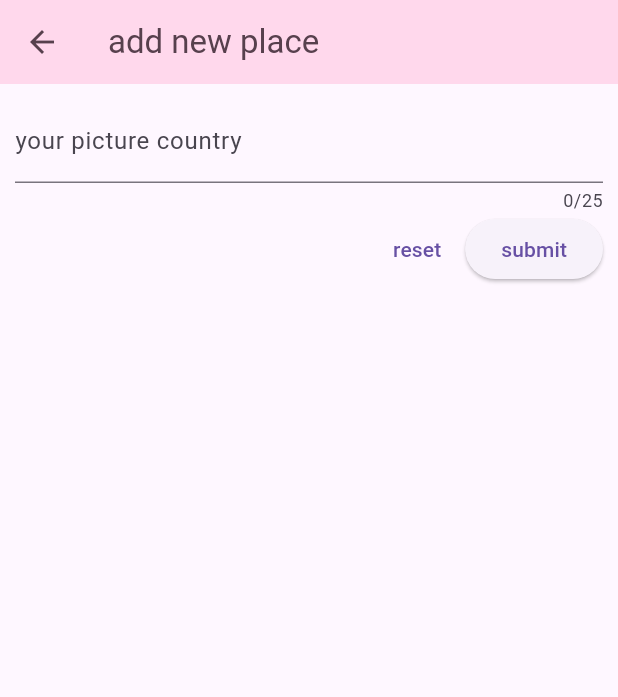
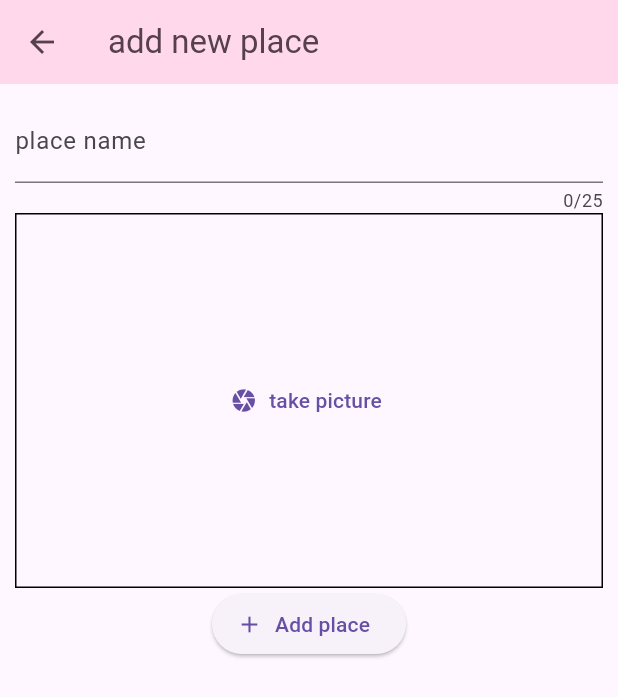
Before and after one commit to FloraUrio/favorite_place, a Flutter app: the screen it shows after launch, after a tap on the "add" icon, on a phone screen of 412 x 824 dp. Shown: the top 697 px of the screen. Run offline on Flutter 3.47's test engine with Material 3 defaults, Android fonts, the phone set to English and light mode, and no system bars; our stand-ins replace flutter_riverpod, image_picker.

Commit message:
init commit

```diff
--- a/lib/home.dart
+++ /dev/null
@@ -1,60 +0,0 @@
-import 'package:flutter/material.dart';
-import 'package:places/models/favorities.dart';
-import 'package:places/screens/new_item.dart';
-
-
-class PlacesScreen extends StatefulWidget {
-  const  PlacesScreen({super.key,
-
-   });
-
-
-
-  @override
-  State<PlacesScreen> createState() => _PlacesScreenState();
-}
-
-class _PlacesScreenState extends State<PlacesScreen> {
-
-    final  List<Favorities> favPlaces = [];
-
-  void addNewPlace()async{
-
-    final resultItem= await Navigator.of(context).push<Favorities>(MaterialPageRoute(builder: (context){
-        return  AddPlaces();
-      }));
-
-      if(resultItem == null){
-        return;
-      }
-     setState(() {
-       favPlaces.add(resultItem);
-     });
-    }
-
-
-
-
-
-
-  @override
-  Widget build(BuildContext context) {
-    return Scaffold(
-      appBar: AppBar(
-        title: Text('your places'),
-        actions: [
-          IconButton(onPressed: addNewPlace,
-          icon: Icon(Icons.add))
-        ],
-      ),
-
-      body: ListView.builder(
-        itemCount: favPlaces.length,
-        itemBuilder:(context, index){
-           return ListTile(
-            title: Text(favPlaces[index].country),
-           );
-      } )
-    );
-  }
-}
--- a/lib/main.dart
+++ b/lib/main.dart
@@ -1,13 +1,16 @@
 import 'package:flutter/material.dart';
-import 'package:places/home.dart';
+import 'package:flutter_riverpod/flutter_riverpod.dart';
+import 'package:places/screens/home.dart';
 
 var kColorScheme = ColorScheme.fromSeed(seedColor: Color.fromARGB(255, 96, 52, 80));
 var kDarkScheme =  ColorScheme.fromSeed(seedColor: Color.fromARGB(255, 46, 51, 65),
    brightness: Brightness.dark
 );
 void main(){
+
   runApp(
-   MyApp()
+  ProviderScope(
+    child: MyApp())
 
   );
 }
--- a/lib/models/favorities.dart
+++ /dev/null
@@ -1,6 +0,0 @@
-class Favorities {
-  String name;
-  String country;
-
-  Favorities({required this.country, required this.name});
-}
--- /dev/null
+++ b/lib/provider/user_places.dart
@@ -0,0 +1,19 @@
+import 'dart:io';
+
+import 'package:flutter_riverpod/flutter_riverpod.dart';
+import 'package:places/models/places.dart';
+
+final userPlacesProvider = StateNotifierProvider<UserPlacesNotifier, List<Places>>((ref)
+{
+ return UserPlacesNotifier();
+}
+);
+
+class UserPlacesNotifier extends StateNotifier< List<Places>>{
+    UserPlacesNotifier():super(const []);
+
+    void addNewPlace(String title, File image){
+      final newPlace = Places(title: title, image: image);
+      state = [newPlace, ...state];
+    }
+}
--- /dev/null
+++ b/lib/screens/home.dart
@@ -0,0 +1,32 @@
+import 'package:flutter/material.dart';
+import 'package:flutter_riverpod/flutter_riverpod.dart';
+import 'package:places/provider/user_places.dart';
+import 'package:places/screens/places_detail.dart';
+import 'package:places/widgets/places_list.dart';
+
+class PlacesScreen extends ConsumerWidget {
+  const PlacesScreen({super.key});
+
+  @override
+  Widget build(BuildContext context, WidgetRef ref) {
+ final newPlace = ref.watch(userPlacesProvider);
+
+    return Scaffold(
+      appBar: AppBar(
+        title: Text('your place'),
+        actions: [
+          IconButton(
+          icon: Icon(Icons.add),
+          onPressed: (){
+            Navigator.of(context).push(
+              MaterialPageRoute(builder:(context) => AddPlaces(),)
+            );
+          },
+         )
+        ],
+      ),
+
+      body: PlacesList(place: newPlace),
+    );
+  }
+}
--- a/lib/screens/new_item.dart
+++ /dev/null
@@ -1,65 +0,0 @@
-import 'package:flutter/material.dart';
-
-import 'package:places/models/favorities.dart';
-
-
-class AddPlaces extends StatefulWidget {
-  const AddPlaces({super.key,  });
-
-
-  @override
-  State<AddPlaces> createState() => _AddPlacesState();
-}
-
-class _AddPlacesState extends State<AddPlaces> {
-  final countryName = TextEditingController();
-  final nameTitle = TextEditingController();
-
-  void saveitem(){
-    setState(() {
-      Navigator.of(context).pop(
-        Favorities(
-          country: countryName.text,
-         name: nameTitle.text )
-      );
-    });
-  }
-
-
- @override
-  Widget build(BuildContext context) {
-
-    return Scaffold(
-      appBar: AppBar(
-        title: Text('add new place'),
-      ),
-      body:Padding (
-        padding: EdgeInsetsGeometry.all(10),
-        child: Column(
-           children: [
-            TextField(
-              maxLength: 25,
-              controller: countryName,
-              decoration: InputDecoration(
-                label: Text('your picture country')
-              ),
-               ),
-
-            Row(
-              mainAxisAlignment: MainAxisAlignment.end,
-              children: [
-                TextButton(
-                  onPressed: (){},
-                 child: Text('reset')),
-
-                ElevatedButton(
-                  onPressed: saveitem,
-                 child: Text('submit'))
-              ],
-            )
-           ],
-          ),
-      ),
-    );
-  }
-}
--- /dev/null
+++ b/lib/screens/places_detail.dart
@@ -0,0 +1,62 @@
+import 'dart:io';
+
+import 'package:flutter/material.dart';
+import 'package:flutter_riverpod/flutter_riverpod.dart';
+
+
+import 'package:places/provider/user_places.dart';
+import 'package:places/widgets/image_input.dart';
+
+class AddPlaces extends ConsumerStatefulWidget {
+  const AddPlaces({super.key});
+
+  @override
+  ConsumerState<AddPlaces> createState() => _AddPlacesState();
+}
+
+class _AddPlacesState extends ConsumerState<AddPlaces> {
+  final titleController = TextEditingController();
+  File? selectedImage;
+
+  void saveitem(){
+    final enteredTitle = titleController.text;
+    // ignore: unrelated_type_equality_checks
+    if(enteredTitle == Null || enteredTitle.isEmpty){
+      return;
+    }
+    ref.read(userPlacesProvider.notifier).addNewPlace(enteredTitle, selectedImage!);
+  }
+
+  @override
+  Widget build(BuildContext context) {
+    return Scaffold(
+      appBar: AppBar(title: Text('add new place')),
+      body: Padding(
+        padding: EdgeInsetsGeometry.all(10),
+        child: Column(
+          children: [
+            TextField(
+              maxLength: 25,
+              controller: titleController,
+              decoration: InputDecoration(label: Text('place name')),
+            ),
+            ImageInput(
+              onPickedImage: (image) {
+                selectedImage = image;
+              },
+            ),
+            Row(
+              mainAxisAlignment: MainAxisAlignment.center,
+              children: [
+                ElevatedButton.icon(
+                onPressed: saveitem,
+                 label: Text('Add place'),
+                 icon: Icon(Icons.add),),
+              ],
+            ),
+          ],
+        ),
+      ),
+    );
+  }
+}
--- /dev/null
+++ b/lib/widgets/image_input.dart
@@ -0,0 +1,60 @@
+import 'package:flutter/material.dart';
+import 'package:image_picker/image_picker.dart';
+import 'dart:io';
+
+class ImageInput extends StatefulWidget {
+  const ImageInput( {super.key, required this.onPickedImage});
+
+  final void Function(File image) onPickedImage;
+
+  @override
+  State<ImageInput> createState() => _ImageInputState();
+}
+
+class _ImageInputState extends State<ImageInput> {
+
+ File? selectedImage;
+
+void takePicture() async {
+ final imagePick = ImagePicker();
+ final pickedImage = await imagePick.pickImage(source: ImageSource.camera, maxWidth: 600);
+
+ if(pickedImage == null){
+   return;
+ }
+setState(() {
+  selectedImage = File(pickedImage.path);
+});
+
+widget.onPickedImage(selectedImage!);
+}
+
+
+
+  @override
+  Widget build(BuildContext context) {
+  Widget content = TextButton.icon(
+        onPressed:takePicture,
+         icon: Icon(Icons.camera),
+         label: Text('take picture'),
+         );
+
+         if(selectedImage != null){
+            content=
+             GestureDetector(
+              onTap: takePicture,
+              child: Image.file(selectedImage!, fit: BoxFit.cover,));
+         }
+
+
+
+    return Container(
+      height: 250,
+      width: double.infinity,
+      decoration: BoxDecoration(
+        border: Border.all()
+      ),
+      child: content,
+    );
+  }
+}
--- /dev/null
+++ b/lib/widgets/places_list.dart
@@ -0,0 +1,23 @@
+import 'package:flutter/material.dart';
+import 'package:places/models/places.dart';
+
+class PlacesList extends StatelessWidget {
+  const PlacesList ({super.key, required this.place});
+
+  final List<Places>place;
+
+  @override
+  Widget build(BuildContext context) {
+
+
+    return ListView.builder(
+      itemCount: place.length,
+      itemBuilder: (context, index) {
+        return ListTile(
+          title: Text(place[index].title),
+
+        );
+      },
+    );
+  }
+}
--- a/pubspec.yaml
+++ b/pubspec.yaml
@@ -34,6 +34,9 @@ dependencies:
   # The following adds the Cupertino Icons font to your application.
   # Use with the CupertinoIcons class for iOS style icons.
   cupertino_icons: ^1.0.8
+  image_picker: ^1.2.0
+  uuid: ^4.5.1
+  flutter_riverpod: ^2.6.1
 
 dev_dependencies:
   flutter_test:
```
Also changed, not shown: lib/models/places.dart (added, +16 -0 lines), lib/screens/places.dart (deleted), pubspec.lock, 5 other files.
